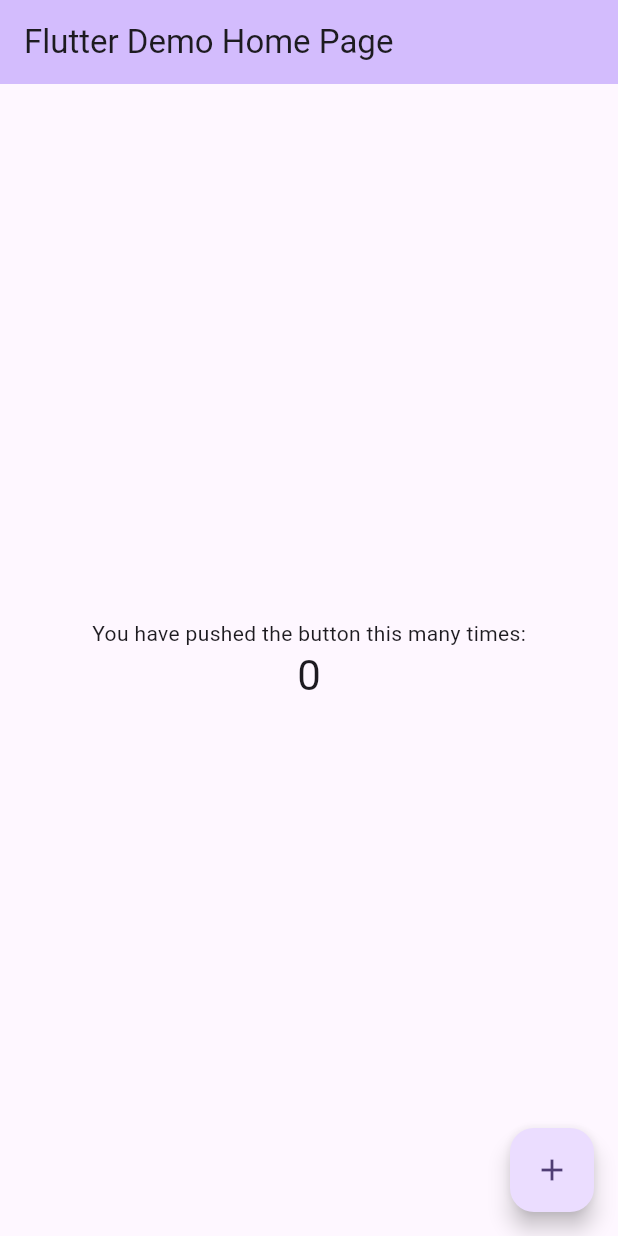
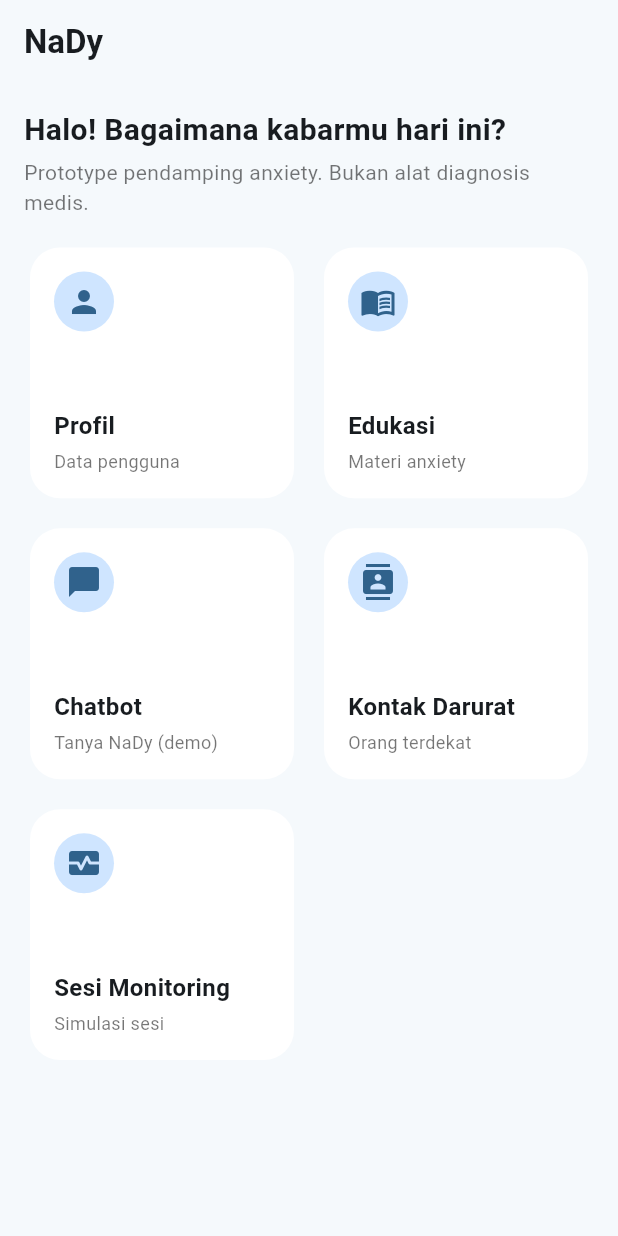
Before and after one commit to atechforce/nady-prototype, a Flutter app: the screen it shows after launch, on a phone screen of 412 x 824 dp. Run offline on Flutter 3.47's test engine with Material 3 defaults, Android fonts, the phone set to English and light mode, and no system bars.

Commit message:
add dashboard and navigation for five features

```diff
--- /dev/null
+++ b/lib/app.dart
@@ -0,0 +1,20 @@
+import 'package:flutter/material.dart';
+import 'screens/dashboard_screen.dart';
+
+class NadyApp extends StatelessWidget {
+  const NadyApp({super.key});
+
+  @override
+  Widget build(BuildContext context) {
+    return MaterialApp(
+      title: 'NaDy',
+      debugShowCheckedModeBanner: false,
+      theme: ThemeData(
+        useMaterial3: true,
+        colorScheme: ColorScheme.fromSeed(seedColor: const Color(0xFF5B9BD5)),
+        scaffoldBackgroundColor: const Color(0xFFF5F9FC),
+      ),
+      home: const DashboardScreen(),
+    );
+  }
+}
--- a/lib/main.dart
+++ b/lib/main.dart
@@ -1,122 +1,6 @@
 import 'package:flutter/material.dart';
+import 'app.dart';
 
 void main() {
-  runApp(const MyApp());
+  runApp(const NadyApp());
 }
-
-class MyApp extends StatelessWidget {
-  const MyApp({super.key});
-
-  // This widget is the root of your application.
-  @override
-  Widget build(BuildContext context) {
-    return MaterialApp(
-      title: 'Flutter Demo',
-      theme: ThemeData(
-        // This is the theme of your application.
-        //
-        // TRY THIS: Try running your application with "flutter run". You'll see
-        // the application has a purple toolbar. Then, without quitting the app,
-        // try changing the seedColor in the colorScheme below to Colors.green
-        // and then invoke "hot reload" (save your changes or press the "hot
-        // reload" button in a Flutter-supported IDE, or press "r" if you used
-        // the command line to start the app).
-        //
-        // Notice that the counter didn't reset back to zero; the application
-        // state is not lost during the reload. To reset the state, use hot
-        // restart instead.
-        //
-        // This works for code too, not just values: Most code changes can be
-        // tested with just a hot reload.
-        colorScheme: .fromSeed(seedColor: Colors.deepPurple),
-      ),
-      home: const MyHomePage(title: 'Flutter Demo Home Page'),
-    );
-  }
-}
-
-class MyHomePage extends StatefulWidget {
-  const MyHomePage({super.key, required this.title});
-
-  // This widget is the home page of your application. It is stateful, meaning
-  // that it has a State object (defined below) that contains fields that affect
-  // how it looks.
-
-  // This class is the configuration for the state. It holds the values (in this
-  // case the title) provided by the parent (in this case the App widget) and
-  // used by the build method of the State. Fields in a Widget subclass are
-  // always marked "final".
-
-  final String title;
-
-  @override
-  State<MyHomePage> createState() => _MyHomePageState();
-}
-
-class _MyHomePageState extends State<MyHomePage> {
-  int _counter = 0;
-
-  void _incrementCounter() {
-    setState(() {
-      // This call to setState tells the Flutter framework that something has
-      // changed in this State, which causes it to rerun the build method below
-      // so that the display can reflect the updated values. If we changed
-      // _counter without calling setState(), then the build method would not be
-      // called again, and so nothing would appear to happen.
-      _counter++;
-    });
-  }
-
-  @override
-  Widget build(BuildContext context) {
-    // This method is rerun every time setState is called, for instance as done
-    // by the _incrementCounter method above.
-    //
-    // The Flutter framework has been optimized to make rerunning build methods
-    // fast, so that you can just rebuild anything that needs updating rather
-    // than having to individually change instances of widgets.
-    return Scaffold(
-      appBar: AppBar(
-        // TRY THIS: Try changing the color here to a specific color (to
-        // Colors.amber, perhaps?) and trigger a hot reload to see the AppBar
-        // change color while the other colors stay the same.
-        backgroundColor: Theme.of(context).colorScheme.inversePrimary,
-        // Here we take the value from the MyHomePage object that was created by
-        // the App.build method, and use it to set our appbar title.
-        title: Text(widget.title),
-      ),
-      body: Center(
-        // Center is a layout widget. It takes a single child and positions it
-        // in the middle of the parent.
-        child: Column(
-          // Column is also a layout widget. It takes a list of children and
-          // arranges them vertically. By default, it sizes itself to fit its
-          // children horizontally, and tries to be as tall as its parent.
-          //
-          // Column has various properties to control how it sizes itself and
-          // how it positions its children. Here we use mainAxisAlignment to
-          // center the children vertically; the main axis here is the vertical
-          // axis because Columns are vertical (the cross axis would be
-          // horizontal).
-          //
-          // TRY THIS: Invoke "debug painting" (choose the "Toggle Debug Paint"
-          // action in the IDE, or press "p" in the console), to see the
-          // wireframe for each widget.
-          mainAxisAlignment: .center,
-          children: [
-            const Text('You have pushed the button this many times:'),
-            Text(
-              '$_counter',
-              style: Theme.of(context).textTheme.headlineMedium,
-            ),
-          ],
-        ),
-      ),
-      floatingActionButton: FloatingActionButton(
-        onPressed: _incrementCounter,
-        tooltip: 'Increment',
-        child: const Icon(Icons.add),
-      ),
-    );
-  }
-}
--- /dev/null
+++ b/lib/screens/dashboard_screen.dart
@@ -0,0 +1,66 @@
+import 'package:flutter/material.dart';
+import '../widgets/feature_card.dart';
+import 'placeholder_screen.dart';
+
+class DashboardScreen extends StatelessWidget {
+  const DashboardScreen({super.key});
+
+  void _open(BuildContext context, String title) {
+    Navigator.push(
+      context,
+      MaterialPageRoute(builder: (_) => PlaceholderScreen(title: title)),
+    );
+  }
+
+  @override
+  Widget build(BuildContext context) {
+    final items = [
+      (Icons.person, 'Profil', 'Data pengguna'),
+      (Icons.menu_book, 'Edukasi', 'Materi anxiety'),
+      (Icons.chat_bubble, 'Chatbot', 'Tanya NaDy (demo)'),
+      (Icons.contacts, 'Kontak Darurat', 'Orang terdekat'),
+      (Icons.monitor_heart, 'Sesi Monitoring', 'Simulasi sesi'),
+    ];
+
+    return Scaffold(
+      appBar: AppBar(
+        title: const Text('NaDy',
+            style: TextStyle(fontWeight: FontWeight.bold)),
+        backgroundColor: Colors.transparent,
+      ),
+      body: Padding(
+        padding: const EdgeInsets.all(16),
+        child: Column(
+          crossAxisAlignment: CrossAxisAlignment.start,
+          children: [
+            const Text('Halo! Bagaimana kabarmu hari ini?',
+                style: TextStyle(fontSize: 20, fontWeight: FontWeight.w600)),
+            const SizedBox(height: 4),
+            const Text(
+              'Prototype pendamping anxiety. Bukan alat diagnosis medis.',
+              style: TextStyle(color: Colors.black54),
+            ),
+            const SizedBox(height: 16),
+            Expanded(
+              child: GridView.count(
+                crossAxisCount: 2,
+                mainAxisSpacing: 12,
+                crossAxisSpacing: 12,
+                childAspectRatio: 1.05,
+                children: [
+                  for (final item in items)
+                    FeatureCard(
+                      icon: item.$1,
+                      title: item.$2,
+                      subtitle: item.$3,
+                      onTap: () => _open(context, item.$2),
+                    ),
+                ],
+              ),
+            ),
+          ],
+        ),
+      ),
+    );
+  }
+}
--- /dev/null
+++ b/lib/screens/placeholder_screen.dart
@@ -0,0 +1,14 @@
+import 'package:flutter/material.dart';
+
+class PlaceholderScreen extends StatelessWidget {
+  final String title;
+  const PlaceholderScreen({super.key, required this.title});
+
+  @override
+  Widget build(BuildContext context) {
+    return Scaffold(
+      appBar: AppBar(title: Text(title)),
+      body: Center(child: Text('Halaman $title (segera dibuat)')),
+    );
+  }
+}
--- /dev/null
+++ b/lib/widgets/feature_card.dart
@@ -0,0 +1,54 @@
+import 'package:flutter/material.dart';
+
+class FeatureCard extends StatelessWidget {
+  final IconData icon;
+  final String title;
+  final String subtitle;
+  final VoidCallback onTap;
+
+  const FeatureCard({
+    super.key,
+    required this.icon,
+    required this.title,
+    required this.subtitle,
+    required this.onTap,
+  });
+
+  @override
+  Widget build(BuildContext context) {
+    final color = Theme.of(context).colorScheme;
+    return Card(
+      elevation: 0,
+      color: Colors.white,
+      shape: RoundedRectangleBorder(borderRadius: BorderRadius.circular(20)),
+      child: InkWell(
+        borderRadius: BorderRadius.circular(20),
+        onTap: onTap,
+        child: Padding(
+          padding: const EdgeInsets.all(16),
+          child: Column(
+            crossAxisAlignment: CrossAxisAlignment.start,
+            mainAxisAlignment: MainAxisAlignment.spaceBetween,
+            children: [
+              CircleAvatar(
+                backgroundColor: color.primaryContainer,
+                child: Icon(icon, color: color.primary),
+              ),
+              Column(
+                crossAxisAlignment: CrossAxisAlignment.start,
+                children: [
+                  Text(title,
+                      style: const TextStyle(
+                          fontWeight: FontWeight.bold, fontSize: 16)),
+                  const SizedBox(height: 4),
+                  Text(subtitle,
+                      style: const TextStyle(fontSize: 12, color: Colors.black54)),
+                ],
+              ),
+            ],
+          ),
+        ),
+      ),
+    );
+  }
+}
```
Also changed, not shown: 1 other file.
